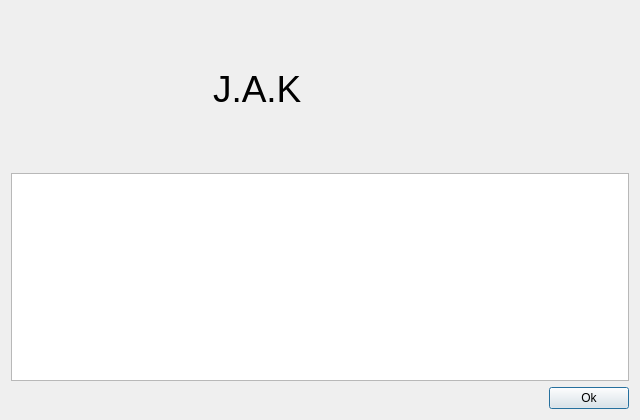
This is jak/infodialog.ui in mac300/jakinstaller as Qt 5 draws it before an edit. The edited form follows.
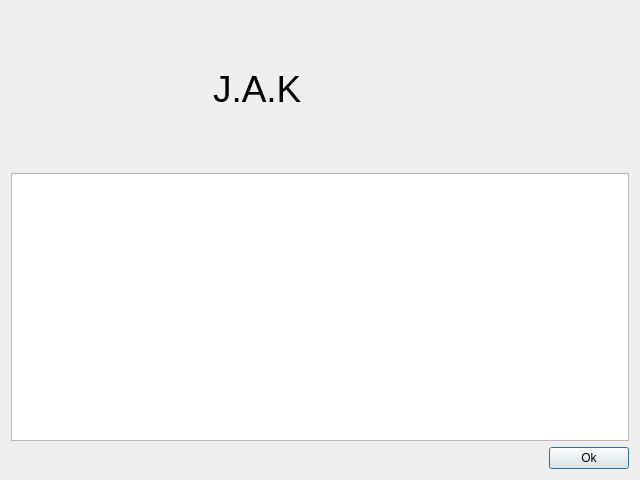
This is the edited form.

Diff of the .ui file:
```diff
--- a/jak/infodialog.ui
+++ b/jak/infodialog.ui
@@ -7,7 +7,7 @@
     <x>0</x>
     <y>0</y>
     <width>640</width>
-    <height>420</height>
+    <height>480</height>
    </rect>
   </property>
   <property name="windowTitle">
```
Left out of the diff: 2 changed lines with no effect on the pictures.
